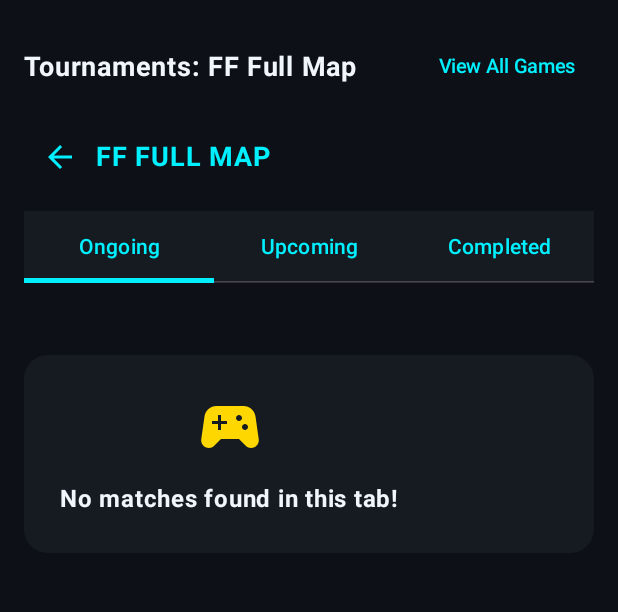
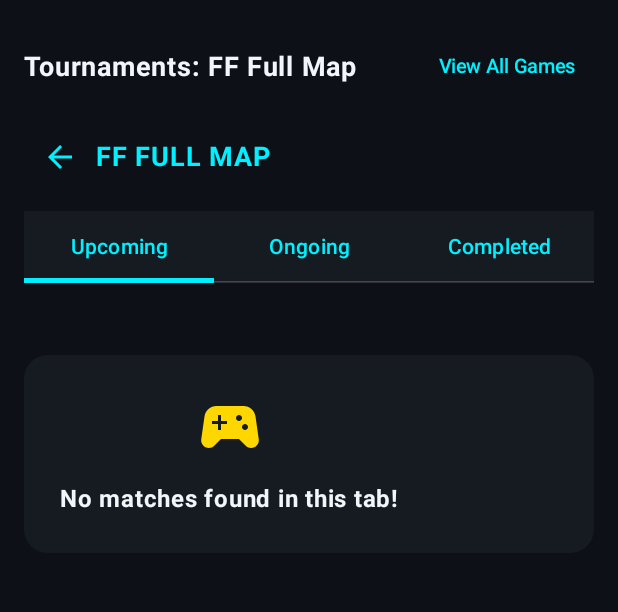
Before and after one commit to rajveerbhicher252-sys/Battle-Booyah, an Android app built with Jetpack Compose: the composable HomeScreen shown on its own in the app's theme, after a tap on "FF Full Map", on a phone screen of 412 x 824 dp, the part 93-705 px from its top. Run offline under Robolectric (Android 15) with nearby library versions, the phone set to English and light mode, and no system bars; our stand-ins replace Firebase (no records; nobody signed in at launch, a user with empty details on screens opened directly), Room's generated code; pictures from the network do not load; 6 statements that could not run were skipped.

Commit message:
refactor: disable auto-account creation and fix tab order
- Remove automatic user creation during login to enforce explicit signup.
- Reorder tournament tabs in the main UI to display "Upcoming" first.

```diff
--- a/app/src/main/java/com/example/ui/user/UserMainScreen.kt
+++ b/app/src/main/java/com/example/ui/user/UserMainScreen.kt
@@ -254,7 +254,7 @@ fun HomeScreen(viewModel: AppViewModel) {
                 SocialButton(text = "Instagram", color = Color(0xFFE4405F), url = adminSettings?.instagramUrl ?: "https://instagram.com", modifier = Modifier.weight(1f))
             }
         } else {
-            var subTab by remember { mutableIntStateOf(0) } // 0: Ongoing, 1: Upcoming, 2: Completed
+            var subTab by remember { mutableIntStateOf(0) } // 0: Upcoming, 1: Ongoing, 2: Completed
 
             Row(modifier = Modifier.fillMaxWidth(), horizontalArrangement = Arrangement.SpaceBetween, verticalAlignment = Alignment.CenterVertically) {
                 Row(verticalAlignment = Alignment.CenterVertically) {
@@ -272,16 +272,16 @@ fun HomeScreen(viewModel: AppViewModel) {
                 containerColor = DarkSurface,
                 contentColor = PrimaryCyan
             ) {
-                Tab(selected = subTab == 0, onClick = { subTab = 0 }, text = { Text("Ongoing") })
-                Tab(selected = subTab == 1, onClick = { subTab = 1 }, text = { Text("Upcoming") })
+                Tab(selected = subTab == 0, onClick = { subTab = 0 }, text = { Text("Upcoming") })
+                Tab(selected = subTab == 1, onClick = { subTab = 1 }, text = { Text("Ongoing") })
                 Tab(selected = subTab == 2, onClick = { subTab = 2 }, text = { Text("Completed") })
             }
 
             Spacer(modifier = Modifier.height(16.dp))
 
             val filteredTournaments = when (subTab) {
-                0 -> categoryTournaments.filter { it.status == "Live" || it.status == "Ongoing" }
-                1 -> categoryTournaments.filter { it.status == "Upcoming" || it.status.isBlank() }
+                0 -> categoryTournaments.filter { it.status == "Upcoming" || it.status.isBlank() }
+                1 -> categoryTournaments.filter { it.status == "Live" || it.status == "Ongoing" }
                 else -> categoryTournaments.filter { it.status == "Completed" }
             }
 
```
Also changed, not shown: app/src/main/java/com/example/ui/auth/AuthScreen.kt (+16 -25 lines), app/src/main/java/com/example/viewmodel/AppViewModel.kt (+3 -15 lines), 2 other files.
